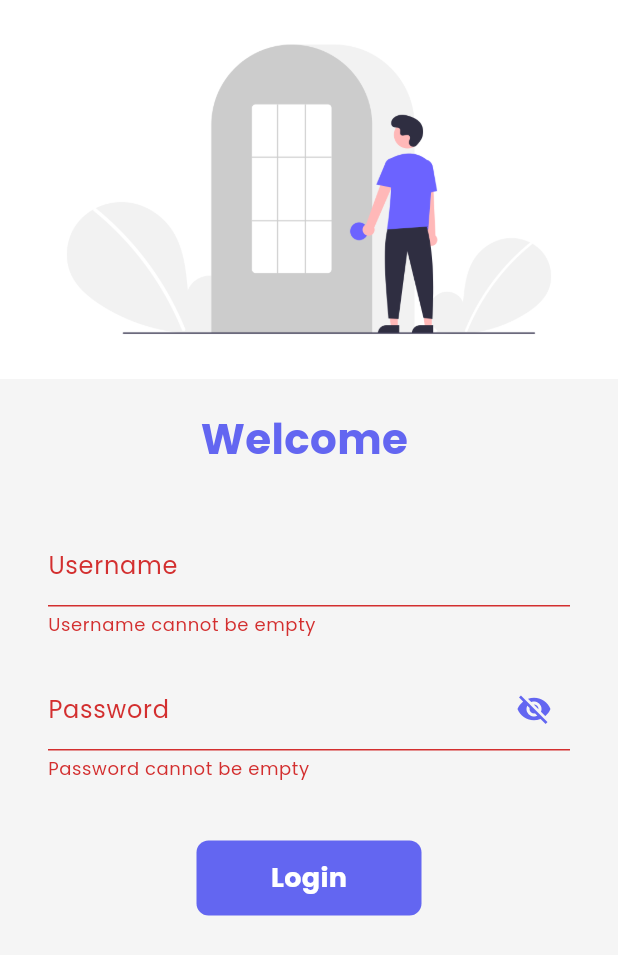
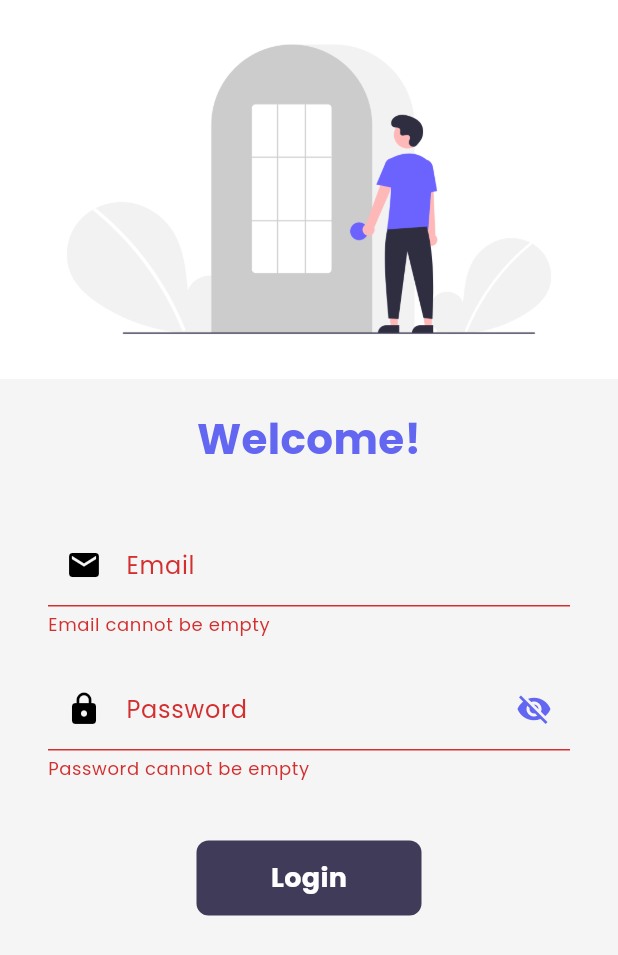
Before and after one commit to abhi2811mishra/SHOWCASE-SHOPPING-APP, a Flutter app: the screen it shows after launch, after a tap on "Login", on a phone screen of 412 x 824 dp. Shown: the top 955 px of the screen. Run offline on Flutter 3.47's test engine with Material 3 defaults, Android fonts, the phone set to English and light mode, and no system bars; our stand-ins replace cached_network_image, firebase_auth, firebase_core, google_fonts, velocity_x; accounts and stored records are empty; network calls fail.

Commit message:
Updated project with new changes

```diff
--- a/lib/main.dart
+++ b/lib/main.dart
@@ -1,6 +1,8 @@
 //import 'dart:io';
 
+import 'package:firebase_core/firebase_core.dart';
 import 'package:flutter/material.dart';
+import 'package:flutter_catalog/firebase_options.dart';
 import 'package:flutter_catalog/pages/cart_page.dart';
 import 'package:flutter_catalog/pages/home_page.dart';
 import 'package:flutter_catalog/pages/login_page.dart';
@@ -8,7 +10,10 @@ import 'package:flutter_catalog/utils/routes.dart';
 import 'package:flutter_catalog/widgets/theme.dart';
 
 
-void main() {
+void main() async {
+  await Firebase.initializeApp(
+    options: DefaultFirebaseOptions.currentPlatform,
+);
   runApp(MyApp());
 }
 
--- a/lib/pages/login_page.dart
+++ b/lib/pages/login_page.dart
@@ -1,8 +1,20 @@
-// ignore_for_file: library_private_types_in_public_api
+import 'dart:io';
 
+import 'package:flutter/foundation.dart';
 import 'package:flutter/material.dart';
 import 'package:flutter_catalog/utils/routes.dart';
 import 'package:velocity_x/velocity_x.dart';
+import 'package:firebase_auth/firebase_auth.dart';
+
+
+FirebaseAuth? auth;
+
+void initializeFirebaseAuth() {
+  if (!kIsWeb && (Platform.isAndroid || Platform.isIOS)) {
+    auth = FirebaseAuth.instance; // Initialize Firebase Auth for mobile only
+  }
+}
+
 
 class LoginPage extends StatefulWidget {
   @override
@@ -10,28 +22,44 @@ class LoginPage extends StatefulWidget {
 }
 
 class _LoginPageState extends State<LoginPage> {
-  String name = "";
   bool changeButton = false;
   bool _obscurePassword = true;
 
   final _formKey = GlobalKey<FormState>();
+  final FirebaseAuth _auth = FirebaseAuth.instance;
+  final TextEditingController _emailController = TextEditingController();
+  final TextEditingController _passwordController = TextEditingController();
 
+  // Method to move to Home page after successful login
   moveToHome(BuildContext context) async {
     if (_formKey.currentState!.validate()) {
       setState(() {
         changeButton = true;
       });
-      await Future.delayed(Duration(seconds: 1));
+
       try {
-        await Navigator.pushNamed(context, MyRoutes.homeRoute);
-      } catch (error) {
+        // Attempt to sign in with Firebase
+        UserCredential userCredential = await _auth.signInWithEmailAndPassword(
+          email: _emailController.text.trim(),
+          password: _passwordController.text,
+        );
+
+        print("User logged in: ${userCredential.user?.email}");
+        await Future.delayed(Duration(seconds: 1));
+        await Navigator.pushReplacementNamed(context, MyRoutes.homeRoute);
+      } on FirebaseAuthException catch (e) {
+        // Show error if authentication fails
         ScaffoldMessenger.of(context).showSnackBar(
-          SnackBar(content: Text("Error: $error")),
+          SnackBar(
+            content: Text("Error: ${e.message}"),
+            backgroundColor: Colors.red,
+          ),
         );
+      } finally {
+        setState(() {
+          changeButton = false;
+        });
       }
-      setState(() {
-        changeButton = false;
-      });
     }
   }
 
@@ -50,7 +78,7 @@ class _LoginPageState extends State<LoginPage> {
               ),
               SizedBox(height: 20.0),
               Text(
-                "Welcome $name",
+                "Welcome!",
                 style: TextStyle(
                   fontSize: 28,
                   fontWeight: FontWeight.bold,
@@ -63,35 +91,39 @@ class _LoginPageState extends State<LoginPage> {
                     vertical: 16.0, horizontal: 32.0),
                 child: Column(
                   children: [
+                    // Email Field
                     TextFormField(
+                      controller: _emailController,
                       decoration: InputDecoration(
-                        hintText: "Enter username",
-                        labelText: "Username",
+                        hintText: "Enter email",
+                        labelText: "Email",
+                        prefixIcon: Icon(Icons.email),
                         focusedBorder: OutlineInputBorder(
                           borderSide: BorderSide(
                               color: Theme.of(context).colorScheme.primary),
                         ),
-                        helperText: "Your unique username",
                       ),
-                      style: TextStyle(
-                          color: Theme.of(context).colorScheme.secondary),
+                      keyboardType: TextInputType.emailAddress,
                       validator: (value) {
                         if (value!.isEmpty) {
-                          return "Username cannot be empty";
+                          return "Email cannot be empty";
+                        } else if (!RegExp(r'^[^@]+@[^@]+\.[^@]+')
+                            .hasMatch(value)) {
+                          return "Enter a valid email";
                         }
                         return null;
                       },
-                      onChanged: (value) {
-                        name = value;
-                        setState(() {});
-                      },
                     ),
                     SizedBox(height: 20.0),
+
+                    // Password Field
                     TextFormField(
+                      controller: _passwordController,
                       obscureText: _obscurePassword,
                       decoration: InputDecoration(
                         hintText: "Enter password",
                         labelText: "Password",
+                        prefixIcon: Icon(Icons.lock),
                         suffixIcon: IconButton(
                           icon: Icon(
                             _obscurePassword
@@ -110,20 +142,20 @@ class _LoginPageState extends State<LoginPage> {
                               color: Theme.of(context).colorScheme.primary),
                         ),
                       ),
-                      style: TextStyle(
-                          color: Theme.of(context).colorScheme.secondary),
                       validator: (value) {
                         if (value!.isEmpty) {
                           return "Password cannot be empty";
                         } else if (value.length < 6) {
-                          return "Password length should be at least 6";
+                          return "Password must be at least 6 characters";
                         }
                         return null;
                       },
                     ),
                     SizedBox(height: 40.0),
+
+                    // Login Button
                     Material(
-                      color: Theme.of(context).colorScheme.secondary,
+                      color: Theme.of(context).colorScheme.primary,
                       borderRadius:
                           BorderRadius.circular(changeButton ? 50 : 8),
                       child: InkWell(
@@ -134,8 +166,7 @@ class _LoginPageState extends State<LoginPage> {
                           height: 50,
                           alignment: Alignment.center,
                           child: changeButton
-                              ? Icon(
-                                  Icons.done,
+                              ? CircularProgressIndicator(
                                   color: Colors.white,
                                 )
                               : Text(
--- a/pubspec.yaml
+++ b/pubspec.yaml
@@ -34,6 +34,8 @@ dependencies:
   # The following adds the Cupertino Icons font to your application.
   # Use with the CupertinoIcons class for iOS style icons.
   cupertino_icons: ^1.0.8
+  firebase_core: ^3.12.1
+  firebase_auth: ^5.5.1
   google_fonts: ^6.2.1
   velocity_x: ^4.2.1
   cached_network_image: ^3.4.1
```
Also changed, not shown: firebase.json (added), lib/firebase_options.dart (added), pubspec.lock, 6 other files.
